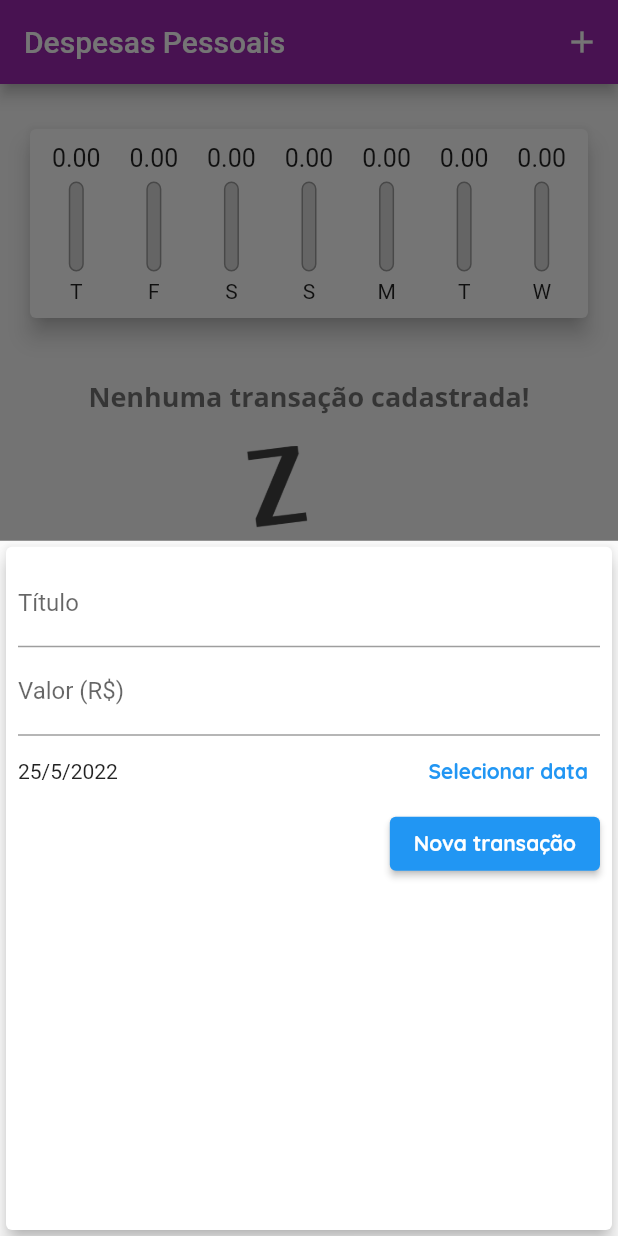
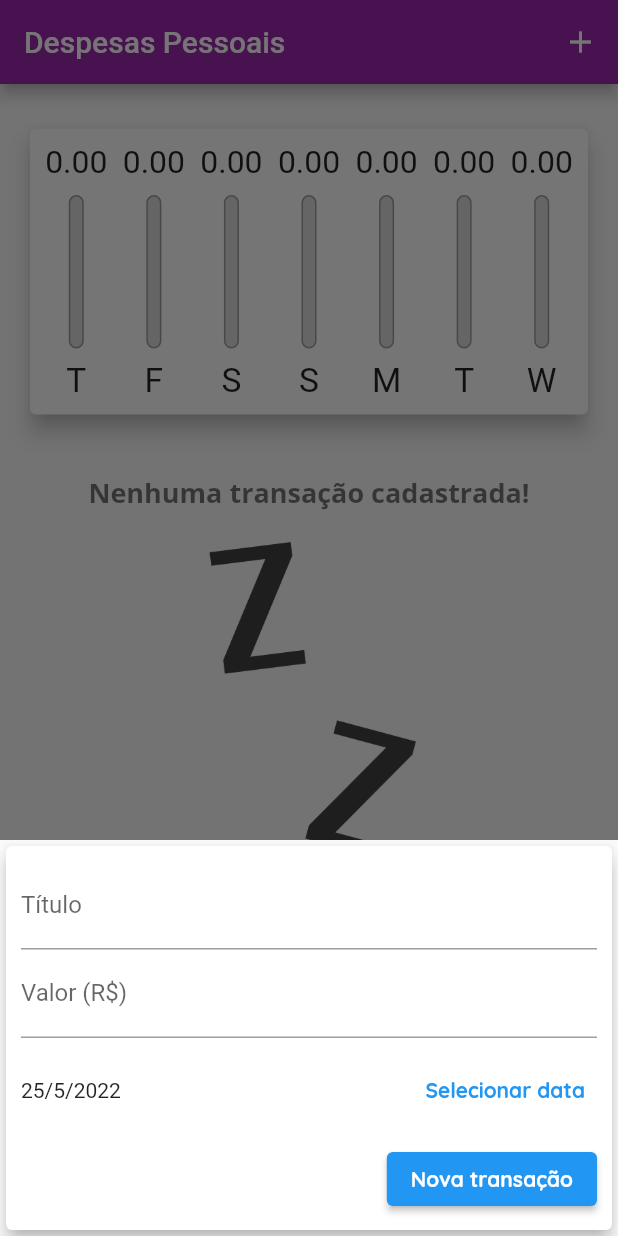
Before and after one commit to matheuslenke/flutter-studies, a Flutter app: the screen it shows after launch, after a tap on the "add" icon, on a phone screen of 412 x 824 dp. Run offline on Flutter 3.47's test engine with Material 2 defaults, Android fonts, the phone set to English and light mode, and no system bars; our stand-ins replace dio.

Commit message:
feat: Adaptative widgets and responsivity

```diff
--- /dev/null
+++ b/expenses/lib/components/adaptative_button.dart
@@ -0,0 +1,30 @@
+import 'dart:io';
+
+import 'package:flutter/material.dart';
+import 'package:flutter/cupertino.dart';
+
+class AdaptativeButton extends StatelessWidget {
+  const AdaptativeButton(
+      {Key? key, required this.label, required this.onPressed})
+      : super(key: key);
+
+  final String label;
+  final void Function() onPressed;
+
+  @override
+  Widget build(BuildContext context) {
+    return Platform.isIOS
+        ? CupertinoButton(
+            child: Text(label),
+            onPressed: onPressed,
+            color: Theme.of(context).primaryColor,
+          )
+        : ElevatedButton(
+            style: ElevatedButton.styleFrom(
+                primary: Theme.of(context).primaryColor,
+                surfaceTintColor: Colors.white),
+            onPressed: onPressed,
+            child: Text(label),
+          );
+  }
+}
--- /dev/null
+++ b/expenses/lib/components/adaptative_date_picker.dart
@@ -0,0 +1,65 @@
+import 'dart:io';
+import 'package:flutter/material.dart';
+import 'package:flutter/cupertino.dart';
+import 'package:intl/intl.dart';
+
+class AdaptativeDatePicker extends StatelessWidget {
+  const AdaptativeDatePicker(
+      {Key? key, required this.selectedDate, required this.onDateChanged})
+      : super(key: key);
+
+  final DateTime selectedDate;
+  final Function(DateTime) onDateChanged;
+
+  _showDatePicker(BuildContext context) {
+    showDatePicker(
+      context: context,
+      initialDate: DateTime.now(),
+      firstDate: DateTime(2010),
+      lastDate: DateTime.now(),
+    ).then((pickedDate) {
+      if (pickedDate == null) {
+        return;
+      }
+      onDateChanged(pickedDate);
+    });
+  }
+
+  @override
+  Widget build(BuildContext context) {
+    return Platform.isIOS
+        ? Container(
+            height: 180,
+            child: CupertinoDatePicker(
+              onDateTimeChanged: onDateChanged,
+              mode: CupertinoDatePickerMode.date,
+              initialDateTime: DateTime.now(),
+              minimumDate: DateTime(2019),
+              maximumDate: DateTime.now(),
+            ),
+          )
+        : SizedBox(
+            height: 70,
+            child: Row(
+              children: [
+                Expanded(
+                  child: Text(
+                    selectedDate == null
+                        ? 'Nenhuma data selecionada!'
+                        : DateFormat('d/M/y').format(selectedDate),
+                  ),
+                ),
+                TextButton(
+                  onPressed: () => _showDatePicker(context),
+                  child: Text(
+                    'Selecionar data',
+                    style: TextStyle(
+                        color: Theme.of(context).primaryColor,
+                        fontWeight: FontWeight.bold),
+                  ),
+                )
+              ],
+            ),
+          );
+  }
+}
--- /dev/null
+++ b/expenses/lib/components/adaptative_text_field.dart
@@ -0,0 +1,40 @@
+import 'dart:io';
+import 'package:flutter/material.dart';
+import 'package:flutter/cupertino.dart';
+
+class AdaptativeTextField extends StatelessWidget {
+  const AdaptativeTextField(
+      {Key? key,
+      required this.label,
+      required this.controller,
+      required this.keyboardType,
+      required this.submit})
+      : super(key: key);
+
+  final String label;
+  final TextEditingController controller;
+  final TextInputType keyboardType;
+  final VoidCallback submit;
+
+  @override
+  Widget build(BuildContext context) {
+    return Platform.isIOS
+        ? Padding(
+            padding: const EdgeInsets.all(8.0),
+            child: CupertinoTextField(
+              placeholder: label,
+              decoration: BoxDecoration(),
+              controller: controller,
+              keyboardType: keyboardType,
+              onSubmitted: (_) => submit(),
+              padding: EdgeInsets.symmetric(horizontal: 6, vertical: 12),
+            ),
+          )
+        : TextField(
+            decoration: InputDecoration(labelText: label),
+            controller: controller,
+            keyboardType: keyboardType,
+            onSubmitted: (_) => submit(),
+          );
+  }
+}
--- a/expenses/lib/components/chart_bar.dart
+++ b/expenses/lib/components/chart_bar.dart
@@ -14,18 +14,20 @@ class ChartBar extends StatelessWidget {
 
   @override
   Widget build(BuildContext context) {
+    return LayoutBuilder(
+      builder: (ctx, constraints) {
         return Column(
           children: [
             SizedBox(
-          height: 20,
+              height: constraints.maxHeight * 0.15,
               child: FittedBox(
                 child: Text(totalAmount.toStringAsFixed(2),
                     style: TextStyle(fontSize: 10)),
               ),
             ),
-        SizedBox(height: 5),
+            SizedBox(height: constraints.maxHeight * 0.05),
             SizedBox(
-          height: 60,
+              height: constraints.maxHeight * 0.6,
               width: 10,
               child: Stack(
                 alignment: Alignment.bottomCenter,
@@ -52,9 +54,14 @@ class ChartBar extends StatelessWidget {
                 ],
               ),
             ),
-        SizedBox(height: 5),
-        Text(weekDay)
+            SizedBox(height: constraints.maxHeight * 0.05),
+            Container(
+              height: constraints.maxHeight * 0.15,
+              child: FittedBox(child: Text(weekDay)),
+            )
           ],
+        );
+      },
     );
   }
 }
--- a/expenses/lib/components/transaction_form.dart
+++ b/expenses/lib/components/transaction_form.dart
@@ -1,3 +1,6 @@
+import 'package:expenses/components/adaptative_button.dart';
+import 'package:expenses/components/adaptative_date_picker.dart';
+import 'package:expenses/components/adaptative_text_field.dart';
 import 'package:flutter/material.dart';
 import 'package:intl/intl.dart';
 
@@ -28,78 +31,49 @@ class _TransactionFormState extends State<TransactionForm> {
     widget.onSubmit(title, value, _selectedDate);
   }
 
-  _showDatePicker() {
-    showDatePicker(
-      context: context,
-      initialDate: DateTime.now(),
-      firstDate: DateTime(2010),
-      lastDate: DateTime.now(),
-    ).then((pickedDate) {
-      if (pickedDate == null) {
-        return;
-      }
-      setState(() {
-        _selectedDate = pickedDate;
-      });
-    });
-  }
-
   @override
   Widget build(BuildContext context) {
-    return Card(
+    return SingleChildScrollView(
+      child: Card(
         elevation: 5,
         child: Padding(
-        padding: const EdgeInsets.all(8.0),
+          padding: EdgeInsets.only(
+            top: 10.0,
+            right: 10,
+            left: 10,
+            bottom: 10 + MediaQuery.of(context).viewInsets.bottom,
+          ),
           child: Column(
             children: [
-            TextField(
-              decoration: InputDecoration(labelText: "Título"),
+              AdaptativeTextField(
+                  label: "Título",
                   controller: _titleController,
-              onSubmitted: (_) => _submitForm(),
-            ),
-            TextField(
-              decoration: InputDecoration(labelText: "Valor (R\$)"),
+                  keyboardType: TextInputType.name,
+                  submit: _submitForm),
+              AdaptativeTextField(
+                label: "Valor (R\$)",
                 controller: _valueController,
                 keyboardType: TextInputType.numberWithOptions(decimal: true),
-              onSubmitted: (_) => _submitForm(),
+                submit: _submitForm,
               ),
-            Row(
-              children: [
-                Expanded(
-                  child: Text(
-                    _selectedDate == null
-                        ? 'Nenhuma data selecionada!'
-                        : DateFormat('d/M/y').format(_selectedDate),
-                  ),
-                ),
-                TextButton(
-                  onPressed: _showDatePicker,
-                  child: Text(
-                    'Selecionar data',
-                    style: TextStyle(
-                        color: Theme.of(context).primaryColor,
-                        fontWeight: FontWeight.bold),
-                  ),
-                )
-              ],
-            ),
+              AdaptativeDatePicker(
+                  selectedDate: _selectedDate,
+                  onDateChanged: (newDate) {
+                    setState(() {
+                      _selectedDate = newDate;
+                    });
+                  }),
               Row(
                 mainAxisAlignment: MainAxisAlignment.end,
                 children: [
-                ElevatedButton(
-                  style: ElevatedButton.styleFrom(
-                      primary: Theme.of(context).primaryColor,
-                      surfaceTintColor: Colors.white),
-                  onPressed: _submitForm,
-                  child: Text(
-                    'Nova transação',
-                  ),
-                ),
+                  AdaptativeButton(
+                      label: "Nova transação", onPressed: _submitForm),
                 ],
               )
             ],
           ),
         ),
+      ),
     );
   }
 }
--- a/expenses/lib/components/transactions_list.dart
+++ b/expenses/lib/components/transactions_list.dart
@@ -12,10 +12,9 @@ class TransactionList extends StatelessWidget {
 
   @override
   Widget build(BuildContext context) {
-    return SizedBox(
-      height: 500,
-      child: transactions.isEmpty
-          ? Column(
+    return transactions.isEmpty
+        ? LayoutBuilder(builder: ((context, constraints) {
+            return Column(
               children: [
                 SizedBox(height: 20),
                 Text(
@@ -24,14 +23,15 @@ class TransactionList extends StatelessWidget {
                 ),
                 SizedBox(height: 20),
                 SizedBox(
-                  height: 200,
+                  height: constraints.maxHeight * 0.6,
                   child: Image.asset(
                     'assets/images/waiting.png',
                     fit: BoxFit.cover,
                   ),
                 )
               ],
-            )
+            );
+          }))
         : ListView.builder(
             itemCount: transactions.length,
             itemBuilder: (context, index) {
@@ -54,7 +54,21 @@ class TransactionList extends StatelessWidget {
                   subtitle: Text(
                     DateFormat('d MMM y').format(tr.date),
                   ),
-                    trailing: IconButton(
+                  trailing: MediaQuery.of(context).size.width > 480
+                      ? ElevatedButton.icon(
+                          onPressed: () => deleteTransaction(tr.id),
+                          icon: Icon(Icons.delete),
+                          style: ElevatedButton.styleFrom(
+                            primary: Theme.of(context).errorColor,
+                          ),
+                          label: Text(
+                            "Excluir",
+                            style: TextStyle(
+                              color: Colors.white,
+                            ),
+                          ),
+                        )
+                      : IconButton(
                           icon: Icon(Icons.delete),
                           color: Theme.of(context).errorColor,
                           onPressed: () => deleteTransaction(tr.id),
@@ -62,7 +76,6 @@ class TransactionList extends StatelessWidget {
                 ),
               );
             },
-            ),
           );
   }
 }
--- a/expenses/lib/main.dart
+++ b/expenses/lib/main.dart
@@ -1,10 +1,13 @@
 import 'dart:math';
+import 'dart:io';
 
 import 'package:expenses/components/chart.dart';
 import 'package:expenses/components/transaction_form.dart';
 import 'package:expenses/components/transactions_list.dart';
 import 'package:expenses/models/transaction.dart';
+import 'package:flutter/cupertino.dart';
 import 'package:flutter/material.dart';
+import 'package:flutter/services.dart';
 
 main() => runApp(const ExpensesApp());
 
@@ -51,6 +54,7 @@ class MyHomePage extends StatefulWidget {
 
 class _MyHomePageState extends State<MyHomePage> {
   final List<Transaction> _transactions = [];
+  bool _showChart = false;
 
   List<Transaction> get _recentTransactions {
     return _transactions.where((tr) {
@@ -87,40 +91,106 @@ class _MyHomePageState extends State<MyHomePage> {
     });
   }
 
+  Widget _getIconButton(IconData icon, Function() fn) {
+    return Container(
+      width: 50,
+      child: Platform.isIOS
+          ? GestureDetector(onTap: fn, child: Icon(icon))
+          : IconButton(
+              icon: Icon(icon),
+              onPressed: fn,
+            ),
+    );
+  }
+
   @override
   Widget build(BuildContext context) {
-    return Scaffold(
-      appBar: AppBar(
-        title: Text(
-          "Despesas Pessoais",
+    SystemChrome.setPreferredOrientations([
+      DeviceOrientation.portraitUp,
+      DeviceOrientation.landscapeRight,
+      DeviceOrientation.landscapeLeft
+    ]);
+
+    final mediaQuery = MediaQuery.of(context);
+    bool isLandscape = mediaQuery.orientation == Orientation.landscape;
+    final iconList = Platform.isIOS ? CupertinoIcons.square_list : Icons.list;
+    final iconChart =
+        Platform.isIOS ? CupertinoIcons.chart_bar : Icons.show_chart;
+
+    final actions = [
+      if (isLandscape)
+        Container(
+            width: 50,
+            child: _getIconButton(_showChart ? iconList : iconChart, () {
+              setState(() {
+                _showChart = !_showChart;
+              });
+            })),
+      Container(
+        child: _getIconButton(
+          Platform.isIOS ? CupertinoIcons.add : Icons.add,
+          () => _openTransactionFormModal(context),
         ),
-        actions: [
-          IconButton(
-              onPressed: () => _openTransactionFormModal(context),
-              icon: Icon(Icons.add))
-        ],
-      ),
-      body: SafeArea(
-        child: Padding(
-          padding: EdgeInsets.symmetric(vertical: 10),
+      )
+    ];
+
+    final availableHeight = mediaQuery.size.height -
+        AppBar().preferredSize.height -
+        mediaQuery.padding.top;
+
+    final bodyPage = SafeArea(
       child: SingleChildScrollView(
         child: Column(
           crossAxisAlignment: CrossAxisAlignment.stretch,
           children: [
-                ChartWidget(recentTransactions: _recentTransactions),
-                TransactionList(
+            if (_showChart || !isLandscape)
+              Container(
+                height: availableHeight * (isLandscape ? 0.7 : 0.3),
+                child: ChartWidget(recentTransactions: _recentTransactions),
+              ),
+            if (!_showChart || !isLandscape)
+              Container(
+                height: availableHeight * (isLandscape ? 1 : 0.7),
+                child: TransactionList(
                     transactions: _transactions,
                     deleteTransaction: _deleteTransaction),
+              ),
           ],
         ),
       ),
+    );
+
+    return Platform.isIOS
+        ? CupertinoPageScaffold(
+            navigationBar: CupertinoNavigationBar(
+              middle: Text("Despesas pessoais"),
+              trailing: Container(
+                width: 100,
+                child: Row(
+                  mainAxisSize: MainAxisSize.min,
+                  children: actions,
                 ),
               ),
-      floatingActionButton: FloatingActionButton(
+            ),
+            child: bodyPage)
+        : Scaffold(
+            appBar: AppBar(
+              title: Text("Despesas Pessoais",
+                  style: TextStyle(
+                    fontSize: 20 * mediaQuery.textScaleFactor,
+                  )),
+              actions: actions,
+            ),
+            body: Padding(
+                padding: EdgeInsets.symmetric(vertical: 10), child: bodyPage),
+            floatingActionButton: Platform.isIOS
+                ? Container()
+                : FloatingActionButton(
                     child: Icon(Icons.add),
                     onPressed: () => _openTransactionFormModal(context),
                   ),
-      floatingActionButtonLocation: FloatingActionButtonLocation.centerFloat,
+            floatingActionButtonLocation:
+                FloatingActionButtonLocation.centerFloat,
           );
   }
 }
```
Lines whose indentation alone changed are shown as unchanged.
